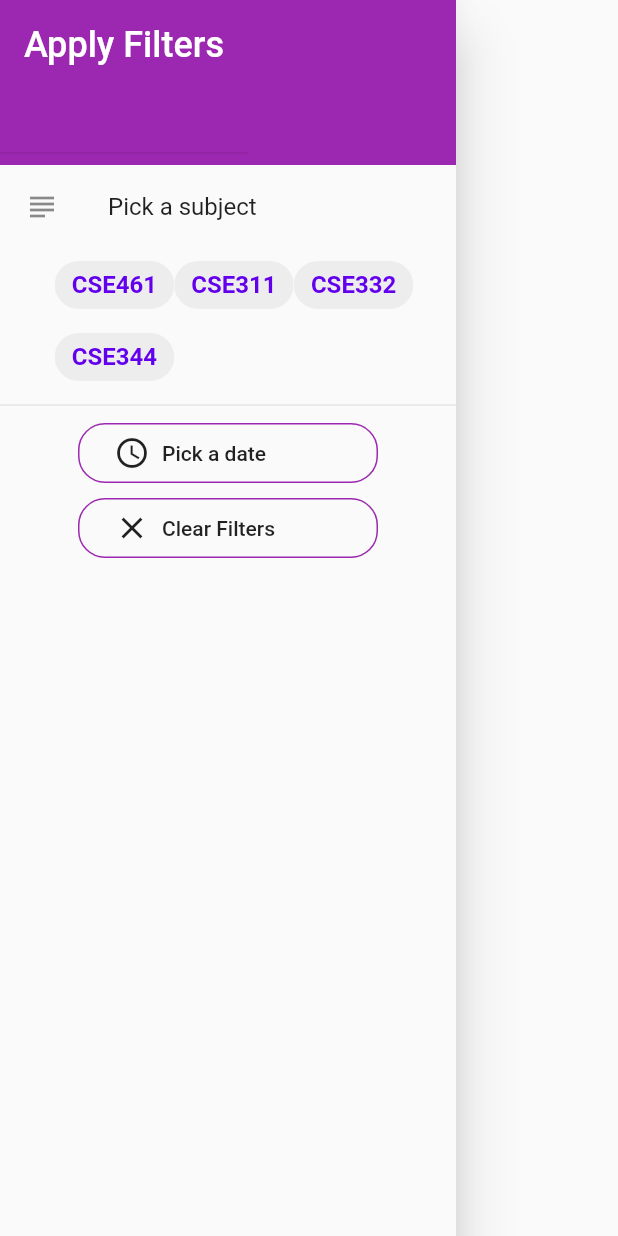
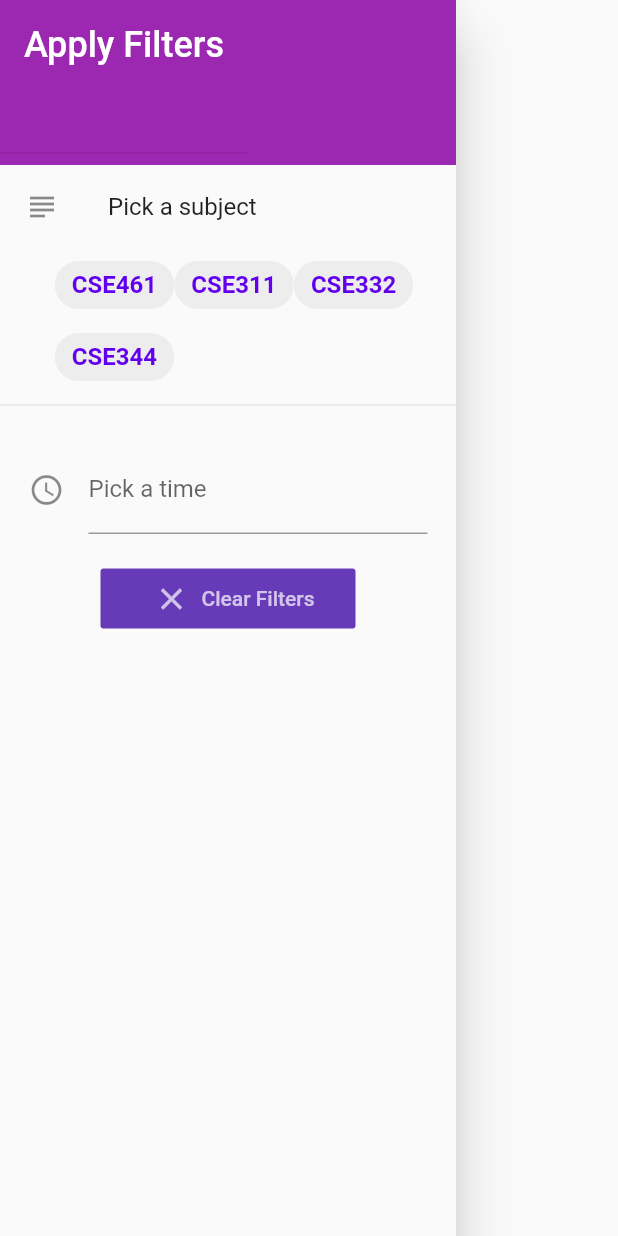
Before and after one commit to ConradSpiekerman/studygroupapp, a Flutter app: the FilterDrawer widget shown alone on an empty page, opened directly with empty values, on a phone screen of 412 x 824 dp. Run offline on Flutter 3.47's test engine with Material 2 defaults, Android fonts, the phone set to English and light mode, and no system bars; our stand-ins replace cloud_firestore; accounts and stored records are empty.

Commit message:
filter drawer date modified

```diff
--- a/lib/providers/study_groups.dart
+++ b/lib/providers/study_groups.dart
@@ -165,19 +165,13 @@ class StudyGroups with ChangeNotifier {
   }
 
   void deleteEvent(int id) {
-    final index = _items.indexWhere((item) => item.id == id);
-    if (index >= 0) {
-      _items.removeAt(index);
-      notifyListeners();
-    }
+    _items.removeWhere((item) => item.id == id);
+    notifyListeners();
   }
 
   void deleteSavedEvent(int deleteId) {
-    final index = _savedEvents.indexWhere((id) => id == deleteId);
-    if (index >= 0) {
-      _savedEvents.removeAt(index);
-      notifyListeners();
-    }
+    _savedEvents.removeWhere((id) => id == deleteId);
+    notifyListeners();
   }
 
   void saveEvent(int id) {
--- a/lib/screens/create_event_screen.dart
+++ b/lib/screens/create_event_screen.dart
@@ -300,9 +300,7 @@ class _CreateEventScreenState extends State<CreateEventScreen> {
     );
   }
 
-  Future<void> _selectDate(
-    BuildContext context,
-  ) async {
+  Future<void> _selectDate( BuildContext context) async {
     final DateTime picked = await showDatePicker(
         context: context,
         initialDate: selectedDate,
--- a/lib/widgets/filter_drawer.dart
+++ b/lib/widgets/filter_drawer.dart
@@ -1,6 +1,7 @@
 import 'package:flutter/material.dart';
 import 'package:flutter/rendering.dart';
 import 'package:provider/provider.dart';
+import 'package:intl/intl.dart';
 
 import '../providers/study_groups.dart';
 import './filter_study_group_chip.dart';
@@ -17,6 +18,8 @@ class FilterDrawer extends StatefulWidget {
 }
 
 class _FilterDrawerState extends State<FilterDrawer> {
+  var dateTextController = TextEditingController();
+
   @override
   Widget build(BuildContext context) {
     final studyGroupContainer =
@@ -56,42 +59,49 @@ class _FilterDrawerState extends State<FilterDrawer> {
           ),
           Divider(),
           Container(
-            alignment: Alignment.topLeft,
-            width: 200,
-            height: 50,
-            child: OutlineButton(
-               borderSide: BorderSide(color: Colors.purple),
-                shape: RoundedRectangleBorder(
-                  borderRadius: new BorderRadius.circular(18.0),
+            padding: EdgeInsets.all(19.0),
+            alignment: Alignment.center,
+            child: TextField(
+                decoration: InputDecoration(
+                  labelText: 'Pick a time',
+                  icon: Icon(Icons.access_time),
                 ),
-                child: Row(children: <Widget>[
-                  Padding(
-                      padding: EdgeInsets.all(8),
-                      child: Icon(Icons.access_time)),
-                  Text('Pick a date')
-                ]),
-                onPressed: () => showDatePicker(
+                controller: dateTextController,
+                readOnly: true,
+                onTap: () => showDatePicker(
                       context: context,
                       initialDate: DateTime.now(),
                       firstDate: DateTime(2020),
                       lastDate: DateTime(3000),
                     ).then((date) {
+                      if (date != null)
+                        setState(() {
+                          dateTextController.text =
+                              new DateFormat.yMMMd().format(date);
+                        });
                       studyGroupContainer.filteredDate(date);
                     })),
           ),
           Container(
-            alignment: Alignment.topLeft,
-            width: 200,
-            height: 50,
-            child: OutlineButton(
-              borderSide: BorderSide(color: Colors.purple),
-              shape: RoundedRectangleBorder(
-                borderRadius: new BorderRadius.circular(18.0),
-              ),
-              child: Row(children: <Widget>[
-                Padding(padding: EdgeInsets.all(8), child: Icon(Icons.clear)),
-                Text('Clear Filters')
-              ]),
+            alignment: Alignment.topRight,
+            width: 170,
+            height: 80,
+            child: FlatButton(
+              color: Colors.deepPurple,
+              child: Row(
+                  mainAxisAlignment: MainAxisAlignment.center,
+                  children: <Widget>[
+                    Padding(
+                        padding: EdgeInsets.all(8),
+                        child: Icon(
+                          Icons.clear,
+                          color: Colors.white70,
+                        )),
+                    Text(
+                      'Clear Filters',
+                      style: TextStyle(color: Colors.white70),
+                    )
+                  ]),
               onPressed: () {
                 studyGroupContainer.clearFilters();
               },
```
